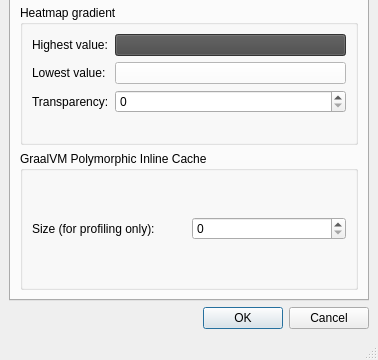
The window that lib/eco/gui/settings.ui (softdevteam/eco) describes before a commit, drawn with Qt 5; both pictures show x 0 to 378 and y 184 to 544 of the 378 by 544 pixel window.
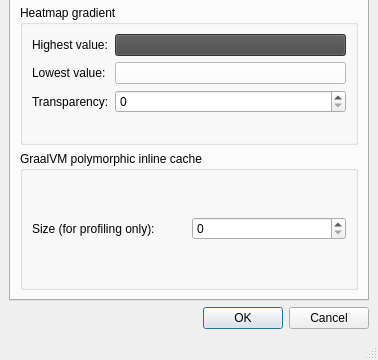
The same window after the commit. Icons and pictures are not drawn.

Commit message: Correctly capitalise Settings.

What changed in the file:
```diff
--- a/lib/eco/gui/settings.ui
+++ b/lib/eco/gui/settings.ui
@@ -348,7 +348,7 @@
         <item>
          <widget class="QGroupBox" name="groupBox_10">
           <property name="title">
-           <string>GraalVM Polymorphic Inline Cache</string>
+           <string>GraalVM polymorphic inline cache</string>
           </property>
           <layout class="QGridLayout" name="gridLayout">
            <item row="0" column="0">
```
